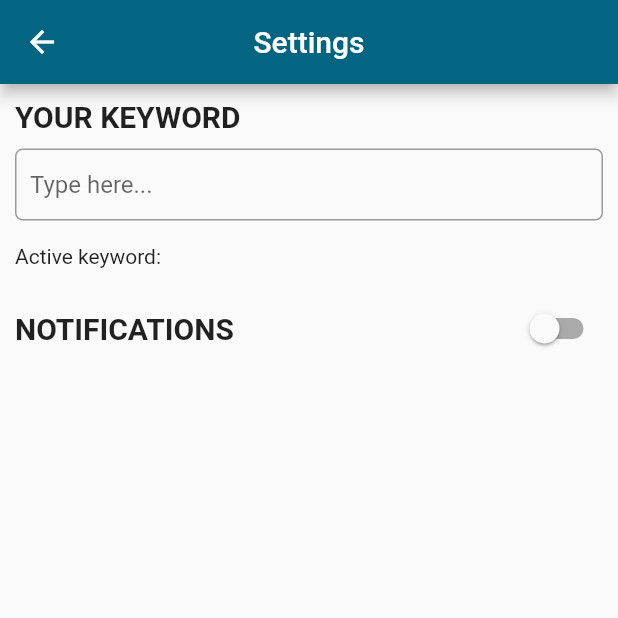
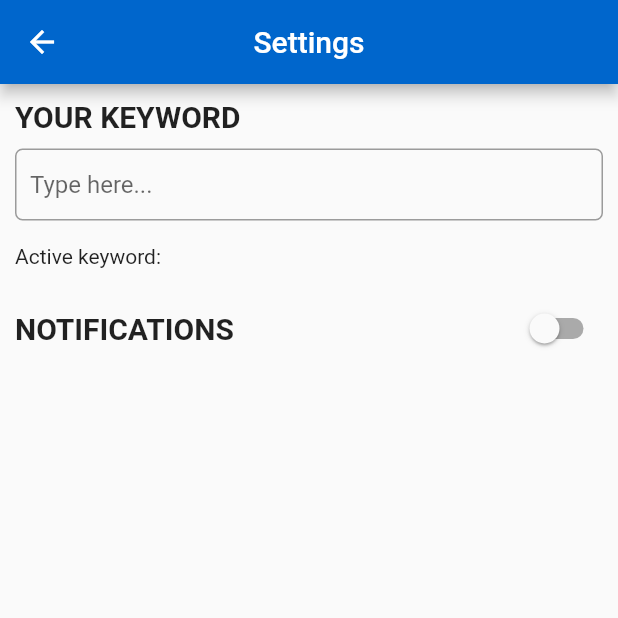
Before and after one commit to manuelbosi/rss-reader, a Flutter app: the Settings screen opened directly, on a phone screen of 412 x 824 dp, the top half of it. Run offline on Flutter 3.47's test engine with Material 2 defaults, Android fonts, the phone set to English and light mode, and no system bars; our stand-ins replace flutter_local_notifications, shared_preferences; missing offline and left inert: webfeed, workmanager; accounts and stored records are empty; network calls fail.

Commit message:
change main color

```diff
--- a/lib/constants/app_constants.dart
+++ b/lib/constants/app_constants.dart
@@ -2,4 +2,4 @@ import 'package:flutter/material.dart';
 
 // UI
 const Color green = Colors.greenAccent;
-const Color blue = Color(0xFF046582);
+const Color blue = Color(0xFF0066cc);
```
